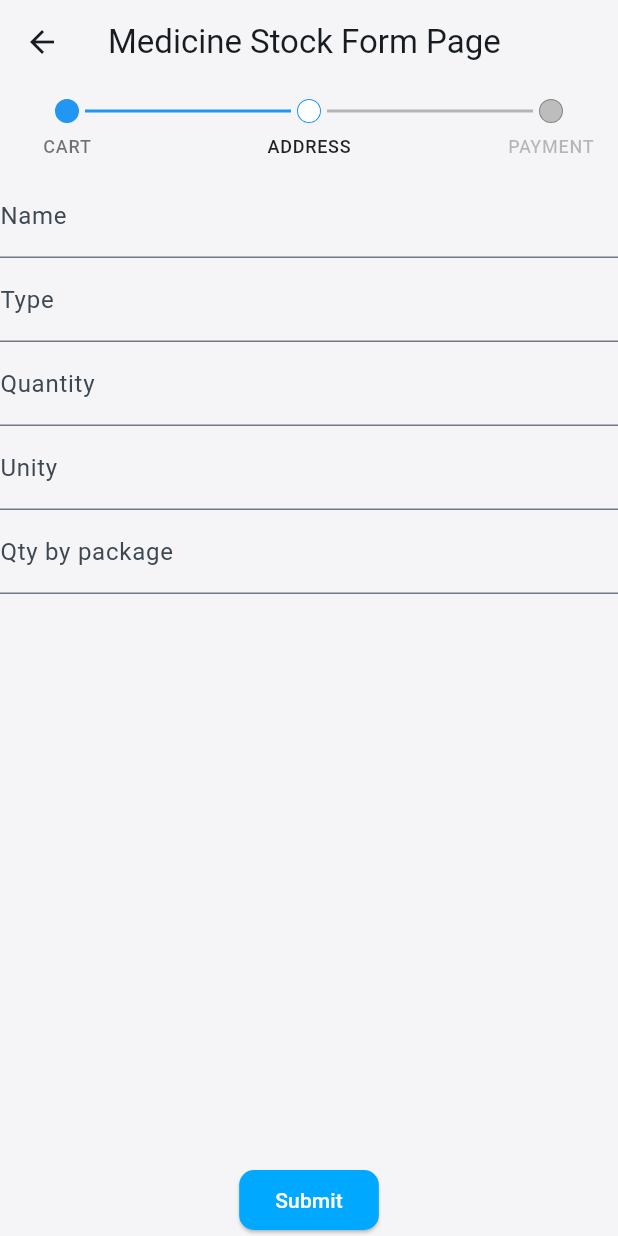
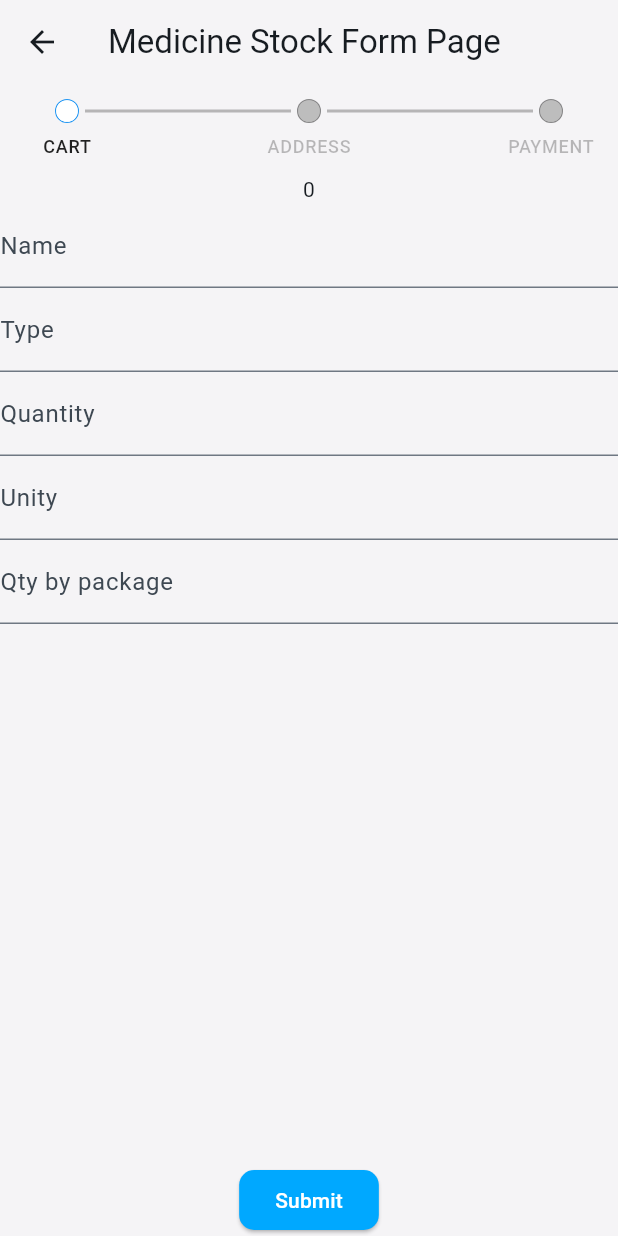
Before and after one commit to Alan-Roza/tcc-medicine-management, a Flutter app: the MedicineStockFormPage screen opened by its route, on a phone screen of 412 x 824 dp. Run offline on Flutter 3.47's test engine with Material 3 defaults, Android fonts, the phone set to English and light mode, and no system bars; drawn by our look-alikes of easy_stepper; our stand-ins replace flutter_mobx, flutter_speed_dial, flutter_svg, go_router, google_fonts, image_picker and 1 more; generated files the repository leaves out were written again; project files that could hold a hidden picture were left out.

Commit message:
wip: progress

```diff
--- a/lib/app/modules/medicine/presentation/pages/medicine_stock_form_page.dart
+++ b/lib/app/modules/medicine/presentation/pages/medicine_stock_form_page.dart
@@ -1,9 +1,11 @@
 import 'package:flutter/material.dart';
+import 'package:flutter_mobx/flutter_mobx.dart';
 import 'package:tcc_medicine_management/app/modules/medicine/presentation/controllers/medicine_form_controller.dart';
 import 'package:tcc_medicine_management/app/modules/medicine/presentation/widgets/medicine_stock_basic_form_widget.dart';
 import 'package:tcc_medicine_management/app/modules/medicine/presentation/widgets/medicine_stock_optional_form_widget.dart';
 import 'package:tcc_medicine_management/app/shared/widgets/padded_screen.dart';
-import 'package:tcc_medicine_management/app/shared/widgets/step_progress_view.dart';
+import 'package:tcc_medicine_management/app/shared/widgets/step_progress_widget/controller/step_progress_controller.dart';
+import 'package:tcc_medicine_management/app/shared/widgets/step_progress_widget/presentation/step_progress_widget.dart';
 
 // class MedicineStockFormPage extends StatefulWidget {
 //   const MedicineStockFormPage({super.key});
@@ -76,11 +78,9 @@ class MedicineStockFormPage extends StatefulWidget {
   MedicineStockFormPageState createState() => MedicineStockFormPageState();
 }
 
-class MedicineStockFormPageState extends State<MedicineStockFormPage>
-    with SingleTickerProviderStateMixin {
-
+class MedicineStockFormPageState extends State<MedicineStockFormPage> with SingleTickerProviderStateMixin {
   final MedicineFormController _formController = MedicineFormController();
-  final int _currentStep = 0;
+  final StepProgressController stepProgressController = StepProgressController();
   final List<String> titles = ['CART', 'ADDRESS', 'PAYMENT'];
   final List<Widget> _formWidgets = [
     const MedicineStockBasicFormWidget(),
@@ -94,34 +94,35 @@ class MedicineStockFormPageState extends State<MedicineStockFormPage>
       appBar: AppBar(
         title: const Text('Medicine Stock Form Page'),
       ),
-      body: Column(
+      body: Observer(builder: (_) {
+        return Column(
           children: [
-          StepProgressView(
-            width: MediaQuery.of(context).size.width,
-            curStep: _currentStep,
-            color: const Color(0xff50AC02),
+            StepProgressWidget(
               titles: titles,
-            key: const Key('abc'),
             ),
+            Text(stepProgressController.currentStep.toString()),
             Expanded(
-            child: _formWidgets[_currentStep],
+              child: _formWidgets[stepProgressController.currentStep],
             ),
             ElevatedButton(
-            onPressed: () async {
-              if (await _formController.submitForm()) {
-                // If the form is valid, display a Snackbar.
-                ScaffoldMessenger.of(context).showSnackBar(
-                    const SnackBar(content: Text('Processing Data')));
-              } else {
-                // If the form is invalid, display a Snackbar.
-                ScaffoldMessenger.of(context).showSnackBar(
-                    const SnackBar(content: Text('Invalid Data')));
-              }
+              onPressed: () {
+                stepProgressController.setCurrentStep(stepProgressController.currentStep + 1);
+                // stepProgressController.increaseCurrentStep();
+                // if (await _formController.submitForm()) {
+                //   // If the form is valid, display a Snackbar.
+                //   ScaffoldMessenger.of(context).showSnackBar(
+                //       const SnackBar(content: Text('Processing Data')));
+                // } else {
+                //   // If the form is invalid, display a Snackbar.
+                //   ScaffoldMessenger.of(context).showSnackBar(
+                //       const SnackBar(content: Text('Invalid Data')));
+                // }
               },
               child: const Text('Submit'),
             ),
           ],
-      ),
+        );
+      }),
     );
   }
 }
--- a/lib/app/modules/unauth/login/presentation/unauth_login_page.dart
+++ b/lib/app/modules/unauth/login/presentation/unauth_login_page.dart
@@ -184,7 +184,8 @@ class _UnauthLoginPageState extends State<UnauthLoginPage> {
                                                     'Login realizado com sucesso!'),
                                               ),
                                             );
-                                            context.goNamed('FirstAccess');
+                                            // context.goNamed('FirstAccess'); // TODO - Add conditional
+                                            context.goNamed('MainHome');
                                           }
                                         },
                                       );
--- a/lib/app/shared/widgets/step_progress_view.dart
+++ /dev/null
@@ -1,114 +0,0 @@
-import 'package:flutter/material.dart';
-import 'package:easy_stepper/easy_stepper.dart';
-
-class StepProgressView extends StatefulWidget {
-  final double _width;
-
-  final List<String> _titles;
-  final int _currrentStep;
-  final Color _activeColor;
-
-  const StepProgressView(
-      {required Key key,
-      required int curStep,
-      required List<String> titles,
-      required double width,
-      required Color color})
-      : _titles = titles,
-        _currrentStep = curStep,
-        _width = width,
-        _activeColor = color,
-        assert(width > 0),
-        super(key: key);
-
-  @override
-  State<StepProgressView> createState() => _StepProgressViewState();
-}
-
-class _StepProgressViewState extends State<StepProgressView> {
-  int activeStep = 1;
-  double progress = 0.2;
-
-  final Color _inactiveColor = const Color(0xFFE6EEF3);
-  final double lineWidth = 3.0;
-
-  @override
-  Widget build(BuildContext context) {
-    double width = MediaQuery.of(context).size.width / 3;
-
-    return Column(
-      children: <Widget>[
-        EasyStepper(
-          activeStep: activeStep,
-          lineStyle: LineStyle(
-            lineLength: width,
-            lineType: LineType.normal,
-            finishedLineColor: Colors.blue,
-            activeLineColor: Colors.black26,
-            unreachedLineType: LineType.normal,
-            unreachedLineColor: Colors.black26,
-            lineThickness: 2,
-            lineSpace: 1,
-            lineWidth: 10,
-          ),
-          finishedStepBorderColor: Colors.blue,
-          finishedStepTextColor: Colors.black54,
-          finishedStepBackgroundColor: Colors.blue,
-
-          unreachedStepBorderColor: Colors.black26,
-          unreachedStepTextColor: Colors.black26,
-          unreachedStepBackgroundColor: Colors.black26,
-
-          activeStepBorderColor: Colors.blue,
-          activeStepBorderType: BorderType.normal,
-          activeStepTextColor: Colors.black87,
-          activeStepBackgroundColor: Colors.white,
-          activeStepIconColor: Colors.black87,
-
-          showLoadingAnimation: false,
-          showStepBorder: true,
-          stepRadius: 8,
-            steps: widget._titles.map((title) {
-              int index = widget._titles.indexOf(title);
-              return EasyStep(
-                title: title,
-                customStep: CircleAvatar(
-                  radius: 8,
-                  backgroundColor:  activeStep == index ? Colors.white : activeStep >= index ? Colors.blue : Colors.grey.shade400,
-                  // child: CircleAvatar(
-                  //   radius: 7,
-                  //   backgroundColor: activeStep >= index ? Colors.blue : Colors.black26,
-                  // ),
-                ),
-              );
-            }).toList(),
-            // EasyStep(
-            //   topTitle: false,
-            //   customStep: CircleAvatar(
-            //     radius: 8,
-            //     backgroundColor: activeStep >= 1 ? Colors.blue : Colors.grey.shade600,
-            //     child: CircleAvatar(
-            //       radius: 7,
-            //       backgroundColor: activeStep >= 1 ? Colors.white : Colors.grey.shade500,
-            //     ),
-            //   ),
-            //   title: 'Order Received',
-            // ),
-            // EasyStep(
-            //   customStep: CircleAvatar(
-            //     radius: 8,
-            //     backgroundColor: Colors.white,
-            //     child: CircleAvatar(
-            //       radius: 7,
-            //       backgroundColor:
-            //           activeStep >= 2 ? Colors.orange : const Color.fromARGB(255, 168, 0, 0),
-            //     ),
-            //   ),
-            //   title: 'Preparing',
-            // ),
-          onStepReached: (index) => setState(() => activeStep = index),
-        ),
-      ],
-    );
-  }
-}
--- /dev/null
+++ b/lib/app/shared/widgets/step_progress_widget/presentation/step_progress_widget.dart
@@ -0,0 +1,75 @@
+import 'package:flutter/material.dart';
+import 'package:easy_stepper/easy_stepper.dart';
+import 'package:flutter_mobx/flutter_mobx.dart';
+import 'package:tcc_medicine_management/app/shared/widgets/step_progress_widget/controller/step_progress_controller.dart';
+
+class StepProgressWidget extends StatefulWidget {
+  final List<String> _titles;
+
+  const StepProgressWidget({
+    super.key,
+    required List<String> titles,
+  }) : _titles = titles;
+
+  @override
+  StepProgressWidgetState createState() => StepProgressWidgetState();
+}
+
+class StepProgressWidgetState extends State<StepProgressWidget> {
+  final StepProgressController stepProgressController = StepProgressController();
+
+  @override
+  Widget build(BuildContext context) {
+    double width = MediaQuery.of(context).size.width / widget._titles.length;
+
+    return Observer(
+      builder: (_) => EasyStepper(
+        activeStep: stepProgressController.currentStep,
+        lineStyle: LineStyle(
+          lineLength: width,
+          lineType: LineType.normal,
+          finishedLineColor: Colors.blue,
+          activeLineColor: Colors.black26,
+          unreachedLineType: LineType.normal,
+          unreachedLineColor: Colors.black26,
+          lineThickness: 2,
+          lineSpace: 1,
+          lineWidth: 10,
+        ),
+        finishedStepBorderColor: Colors.blue,
+        finishedStepTextColor: Colors.black54,
+        finishedStepBackgroundColor: Colors.blue,
+        unreachedStepBorderColor: Colors.black26,
+        unreachedStepTextColor: Colors.black26,
+        unreachedStepBackgroundColor: Colors.black26,
+        activeStepBorderColor: Colors.blue,
+        activeStepBorderType: BorderType.normal,
+        activeStepTextColor: Colors.black87,
+        activeStepBackgroundColor: Colors.white,
+        activeStepIconColor: Colors.black87,
+        showLoadingAnimation: false,
+        showStepBorder: true,
+        stepRadius: 8,
+        steps: widget._titles.map((title) {
+          int index = widget._titles.indexOf(title);
+          return EasyStep(
+            title: title,
+            customStep: CircleAvatar(
+              radius: 8,
+              backgroundColor: stepProgressController.currentStep == index
+                  ? Colors.white
+                  : stepProgressController.currentStep >= index
+                      ? Colors.blue
+                      : Colors.grey.shade400,
+              // child: CircleAvatar(
+              //   radius: 7,
+              //   backgroundColor: stepProgressController.currentStep >= index ? Colors.blue : Colors.black26,
+              // ),
+            ),
+          );
+        }).toList(),
+        onStepReached: (index) => stepProgressController.setCurrentStep(index), // TODO - verify if is necessary
+      ),
+    );
+  }
+}
```
Also changed, not shown: lib/app/shared/widgets/profile_picture_widget/presentation/profile_picture_widget.dart (+4 -4 lines), lib/app/shared/widgets/step_progress_widget/controller/step_progress_controller.dart (added, +25 -0 lines), lib/app/shared/widgets/step_progress_widget/controller/step_progress_controller.g.dart (added). Lines whose indentation alone changed are shown as unchanged.
